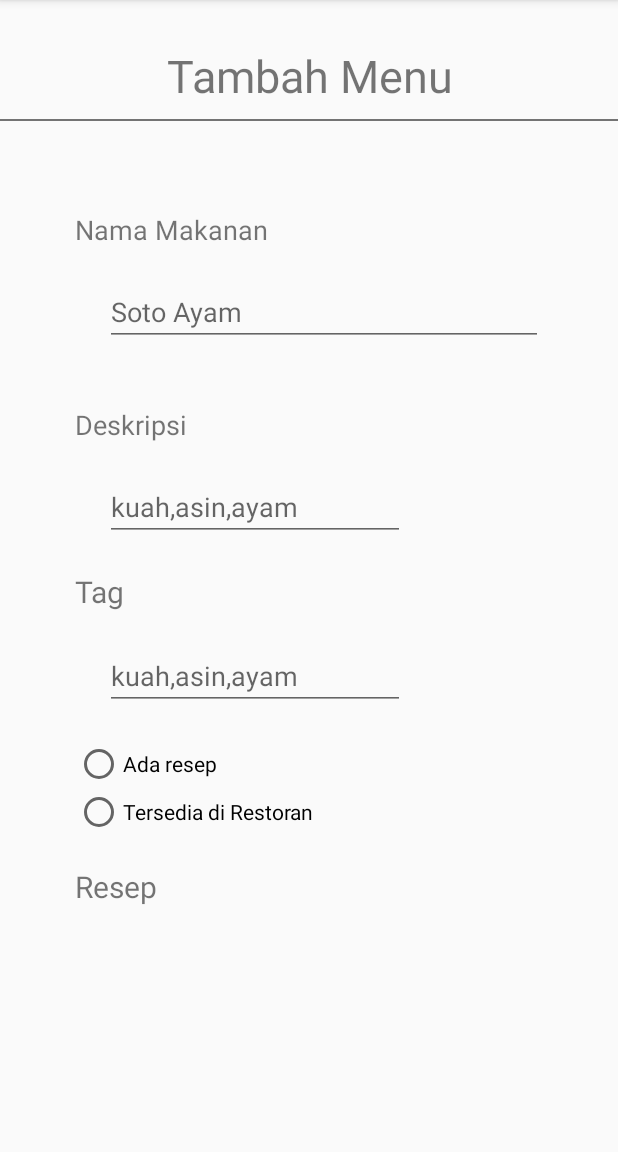
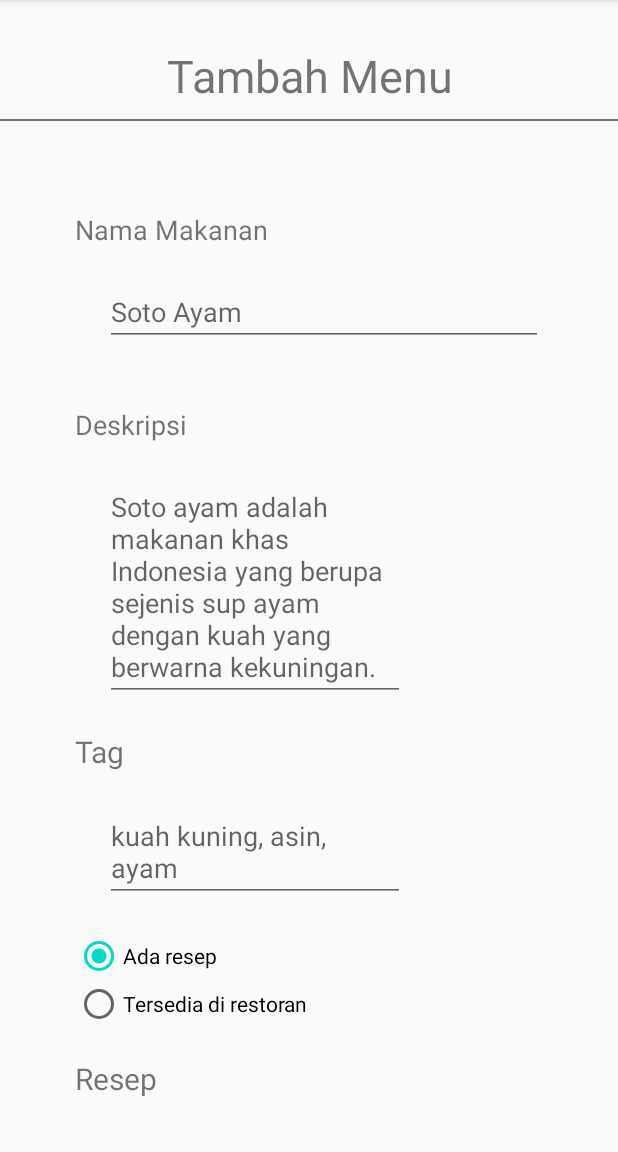
Before and after one commit to patChrisricktian/Tubes01E, an Android app: the fragment AddMenuFragment placed in its activity, on a phone screen of 412 x 824 dp, the part 84-1236 px from its top. Run offline under Robolectric (Android 15) with nearby library versions, the phone set to English and light mode, and no system bars.

Commit message:
Selesaiin implementasi class MenuStorage dan implementasi AddMenu

```diff
--- a/app/src/main/java/com/example/tubes01e/AddMenuFragment.java
+++ b/app/src/main/java/com/example/tubes01e/AddMenuFragment.java
@@ -6,6 +6,7 @@ import android.util.Log;
 import android.view.LayoutInflater;
 import android.view.View;
 import android.view.ViewGroup;
+import android.widget.Button;
 import android.widget.EditText;
 import android.widget.TextView;
 import android.widget.RadioButton;
@@ -16,34 +17,32 @@ import com.example.tubes01e.databinding.AddMenuBinding;
 import com.example.tubes01e.databinding.FragmentMainBinding;
 
 public class AddMenuFragment extends Fragment implements View.OnClickListener {
-    private TextView tvTitle;
-    private TextView tvNamaMakanan;
-    private TextView tvTag;
-    private TextView tvResep;
     private RadioButton radioResep;
     private RadioButton radioTersediaRestoran;
-    private EditText et1;
-    private EditText et2;
-    private  EditText et3;
+    private EditText etNamaMakanan;
+    private EditText etDeskripsi;
+    private EditText etTag;
+    private  EditText etResep;
+    private Button btnAdd;
+    private Button btnCancel;
     private FragmentListener listener;
 
     public View onCreateView(LayoutInflater inflater, ViewGroup container, Bundle savedInstanceState) {
         AddMenuBinding binding = AddMenuBinding.inflate(getLayoutInflater());
         final View view = binding.getRoot();
-        this.tvTitle = binding.tvTitle;
-        this.tvNamaMakanan = binding.tvNamaMakanan;
-        this.tvTag = binding.tvTag;
-        this.tvResep = binding.tvResep;
+        this.etDeskripsi = binding.etDeskripsiEdit;
         this.radioResep = binding.radioResep;
         this.radioResep.setOnClickListener(this);
+        this.radioResep.setChecked(true);
         this.radioTersediaRestoran = binding.radioTersediaRestoran;
         this.radioTersediaRestoran.setOnClickListener(this);
-        this.et1 = binding.etNamaMakanan;
-        this.et2 = binding.etTag;
-        this.et3 = binding.etResep;
-
-
-
+        this.etNamaMakanan = binding.etNamaMakanan;
+        this.etTag = binding.etTag;
+        this.etResep = binding.etResep;
+        this.btnAdd = binding.btnAdd;
+        this.btnAdd.setOnClickListener(this);
+        this.btnCancel = binding.btnCancel;
+        this.btnCancel.setOnClickListener(this);
 
         return view;
     }
@@ -64,10 +63,52 @@ public class AddMenuFragment extends Fragment implements View.OnClickListener {
 
     @Override
     public void onClick(View v) {
+        //Reference: https://stackoverflow.com/questions/6555455/how-to-set-editable-true-false-edittext-in-android-programmatically
         if(v == this.radioResep){
             Log.d("debug", "radio resep button clicked!");
+            this.etResep.setFocusable(true);
+            this.etResep.setFocusableInTouchMode(true);
+            this.etResep.setClickable(true);
         }else if(v == this.radioTersediaRestoran){
             Log.d("debug", "radio restoran button clicked!");
+            this.etResep.setFocusable(false);
+            this.etResep.setFocusableInTouchMode(false);
+            this.etResep.setClickable(false);
+            this.etResep.setText("");
+        }else if(v == this.btnAdd){
+            addNewMenu();
+        }else if(v == this.btnCancel){
+            listener.changePage(FragmentType.FRAGMENT_MENU_LIST);
+        }
+    }
+
+    public void addNewMenu(){
+        String nama = this.etNamaMakanan.getText().toString();
+        String tags = this.etTag.getText().toString();
+        String deskripsi = this.etDeskripsi.getText().toString();
+        boolean hasRecipe = true;
+        if(this.radioTersediaRestoran.isChecked()){
+            hasRecipe = false;
+        }
+
+        //Log.d("debug", String.format("%s",hasRecipe));
+        String recipe = "";
+
+        if(hasRecipe){
+            recipe = this.etResep.getText().toString();
+        }
+
+        //Log.d("debug", String.format("recipe: %s",recipe));
+
+        boolean isSuccess = listener.addMenu(nama, deskripsi, tags, hasRecipe, recipe);
+
+        //Log.d("debug", String.format("%s",isSuccess));
+        if(isSuccess){
+            this.etNamaMakanan.setText("");
+            this.etDeskripsi.setText("");
+            this.etTag.setText("");
+            this.etResep.setText("");
+            listener.changePage(FragmentType.FRAGMENT_MENU_LIST);
         }
     }
 }
--- a/app/src/main/java/com/example/tubes01e/FragmentListener.java
+++ b/app/src/main/java/com/example/tubes01e/FragmentListener.java
@@ -1,6 +1,10 @@
 package com.example.tubes01e;
+
+import android.widget.ListView;
 
 public interface FragmentListener {
     void changePage(FragmentType type);
+    public boolean addMenu(String name, String description, String tag, boolean hasRecipe, String recipe);
+    public void setMenuListAdapter(ListView list);
     void closeApplication();
 }
--- a/app/src/main/java/com/example/tubes01e/MainActivity.java
+++ b/app/src/main/java/com/example/tubes01e/MainActivity.java
@@ -148,4 +148,11 @@ public class MainActivity extends AppCompatActivity implements FragmentListener,
     public void updateMenuList(List<Menu> menus) {
         this.presenter.getMenuListAdapter().setMenuList(menus);
     }
+    public boolean addMenu(String name, String description, String tag, boolean hasRecipe, String recipe){
+        return this.presenter.addMenu( name,  description, tag,  hasRecipe,  recipe);
+    }
+
+    public void setMenuListAdapter(ListView listView){
+        listView.setAdapter(this.presenter.getMenuListAdapter());
+    }
 }
--- a/app/src/main/java/com/example/tubes01e/MainActivityPresenter.java
+++ b/app/src/main/java/com/example/tubes01e/MainActivityPresenter.java
@@ -10,28 +10,36 @@ public class MainActivityPresenter {
     protected MainActivity ui;
     protected MenuListAdapter menuListAdapter;
     protected List<Menu> menus;
+    protected MenuStorage menuStorageHandler;
 
     public MainActivityPresenter(MainActivity activity) {
-        this.ui  = activity;
+        this.ui = activity;
         this.menuListAdapter = new MenuListAdapter(activity);
         this.menus = new ArrayList<>();
-
-        for(int i = 10 ; i>0 ; i--){
-            this.menus.add(new Menu("Dummy Food "+i, "dummy tag "+i, true, "dummy recipe "+i));
-        }
+        this.menuStorageHandler = new MenuStorage(activity);
+        this.menus = menuStorageHandler.getAllMenu();
     }
 
-    public void loadData(){
+    public void loadData() {
         Log.d("debug", "loading data...");
-        this.ui.updateMenuList(this.menus);
+            this.ui.updateMenuList(this.menus);
     }
 
-    public MenuListAdapter getMenuListAdapter(){
+    public boolean addMenu(String name, String description, String tag, boolean hasRecipe, String recipe){
+        boolean isSuccess = this.menuStorageHandler.writeWithIntegrityCheck(name, description, tag, hasRecipe, recipe);
+        if(isSuccess){
+            this.menus = this.menuStorageHandler.getAllMenu();
+            this.ui.updateMenuList(menus);
+        }
+        return isSuccess;
+    }
+
+    public MenuListAdapter getMenuListAdapter() {
         return this.menuListAdapter;
     }
 
 
-    interface MenuListView{
+    interface MenuListView {
         public void updateMenuList(List<Menu> menus);
         //to be added
     }
--- a/app/src/main/java/com/example/tubes01e/MenuListAdapter.java
+++ b/app/src/main/java/com/example/tubes01e/MenuListAdapter.java
@@ -63,7 +63,10 @@ public class MenuListAdapter extends BaseAdapter {
             viewHolder = (ViewHolder) convertView.getTag();
         }
 
-        viewHolder.updateView((Menu) this.menuList.get(position));
+        if(this.menuList.size() > 0){
+            viewHolder.updateView((Menu) this.menuList.get(position));
+        }
+
         return convertView;
     }
 
--- a/app/src/main/res/layout/add_menu.xml
+++ b/app/src/main/res/layout/add_menu.xml
@@ -50,7 +50,7 @@
                     android:layout_width="match_parent"
                     android:layout_marginTop="20dp"
                     android:layout_marginLeft="20dp"
-                    android:hint="Soto Ayam"
+                    android:hint="@string/placeholder_nama_makanan"
                     />
 
                 <TextView
@@ -66,7 +66,7 @@
                     android:layout_width="200dp"
                     android:layout_marginTop="20dp"
                     android:layout_marginLeft="20dp"
-                    android:hint="kuah,asin,ayam"/>
+                    android:hint="@string/placeholder_deksripsi"/>
 
                 <TextView
                     android:id="@+id/tv_tag"
@@ -82,7 +82,7 @@
                     android:layout_width="200dp"
                     android:layout_marginTop="20dp"
                     android:layout_marginLeft="20dp"
-                    android:hint="kuah,asin,ayam"/>
+                    android:hint="@string/placeholder_tags"/>
 
                 <RadioGroup
                     android:id="@+id/btn_radio"
@@ -94,11 +94,11 @@
                     <RadioButton android:id="@+id/radio_resep"
                         android:layout_width="wrap_content"
                         android:layout_height="wrap_content"
-                        android:text="Ada resep"/>
+                        android:text="@string/tv_radio_resep"/>
                     <RadioButton android:id="@+id/radio_tersedia_restoran"
                         android:layout_width="wrap_content"
                         android:layout_height="wrap_content"
-                        android:text="Tersedia di Restoran"/>
+                        android:text="@string/tv_radio_restoran"/>
                 </RadioGroup>
 
                 <TextView
@@ -111,8 +111,8 @@
 
                 <EditText
                     android:id="@+id/et_resep"
-                    android:layout_height="180dp"
-                    android:layout_width="300dp"
+                    android:layout_height="match_parent"
+                    android:layout_width="match_parent"
                     android:layout_marginTop="20dp"
                     android:layout_marginLeft="20dp"/>
 
@@ -127,15 +127,17 @@
                 android:orientation="horizontal"
                 android:gravity="center">
                 <Button
+                    android:id="@+id/btn_add"
                     android:layout_width="100dp"
                     android:layout_height="wrap_content"
-                    android:text="Tambah"
+                    android:text="@string/btn_tambah_text"
                     android:backgroundTint="@color/colorGreen"
                     android:textAlignment="center"/>
                 <Button
+                    android:id="@+id/btn_cancel"
                     android:layout_width="100dp"
                     android:layout_height="wrap_content"
-                    android:text="Batal"
+                    android:text="@string/btn_batal_text"
                     android:backgroundTint="@color/colorRed"
                     android:textAlignment="center"/>
             </LinearLayout>
--- a/app/src/main/res/values/strings.xml
+++ b/app/src/main/res/values/strings.xml
@@ -44,4 +44,14 @@ Faucibus interdum posuere lorem ipsum dolor. Sed odio morbi quis commodo odio ae
     <!--Main Fragment's Strings-->
     <string name="btn_cari">Cari</string>
 
+    <!--Add Menu's String-->
+    <string name="placeholder_nama_makanan">Soto Ayam</string>
+    <string name="placeholder_deksripsi">Soto ayam adalah makanan khas Indonesia yang berupa sejenis sup ayam dengan kuah yang berwarna kekuningan.</string>
+    <string name="placeholder_tags">kuah kuning, asin, ayam</string>
+    <string name="tv_radio_restoran">Tersedia di restoran</string>
+    <string name="tv_radio_resep">Ada resep</string>
+
+    <string name="btn_tambah_text">Tambah</string>
+    <string name="btn_batal_text">Batal</string>
+
 </resources>
```
Also changed, not shown: app/src/main/java/com/example/tubes01e/Menu.java (+15 -1 lines), app/src/main/java/com/example/tubes01e/MenuListFragment.java (+2 -6 lines), app/src/main/java/com/example/tubes01e/MenuStorage.java (+199 -0 lines), app/src/main/ic_food_logo-playstore.png (added).
